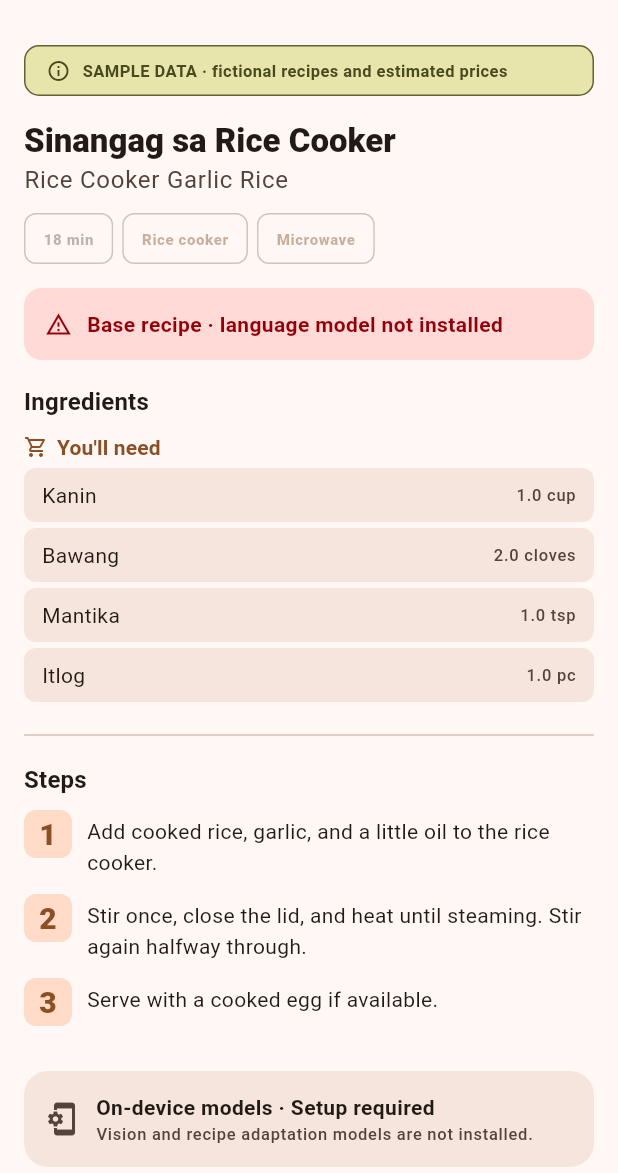
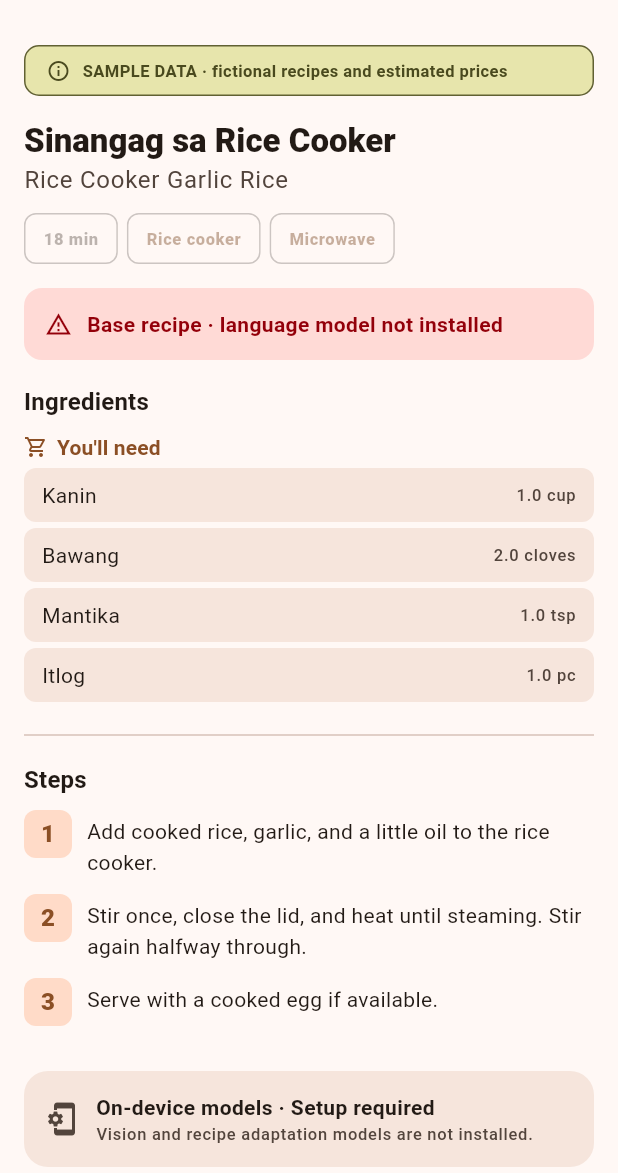
Before and after one commit to novadar-star/APPBUILDERS, a Flutter app: the ResultsScreen screen opened by its route, after a tap on "SAMPLE BASE RECIPE", on a phone screen of 412 x 824 dp, the part 63-1236 px from its top. Run offline on Flutter 3.47's test engine with Material 3 defaults, Android fonts, the phone set to English and light mode, and no system bars; our stand-ins replace camera, flutter_riverpod, go_router, image_picker, shared_preferences; accounts and stored records are empty.

Commit message:
fix: resolve all blocking UI review findings from ui-review.json

```diff
--- a/lib/features/detail/detail_screen.dart
+++ b/lib/features/detail/detail_screen.dart
@@ -777,8 +777,7 @@ class _StepRow extends StatelessWidget {
             child: Center(
               child: Text(
                 '$number',
-                style: theme.textTheme.displaySmall?.copyWith(
-                  fontSize: 20,
+                style: theme.textTheme.titleMedium?.copyWith(
                   color: colorScheme.primary,
                   fontWeight: FontWeight.w800,
                 ),
--- a/lib/features/results/results_screen.dart
+++ b/lib/features/results/results_screen.dart
@@ -158,6 +158,29 @@ class _SkeletonCardState extends State<_SkeletonCard>
                         borderRadius: BorderRadius.circular(4),
                       ),
                     ),
+                  ),
+                  const SizedBox(height: 12),
+                  // Chip row — two short skeleton chips
+                  Row(
+                    children: [
+                      Container(
+                        width: 60,
+                        height: 24,
+                        decoration: BoxDecoration(
+                          color: colorScheme.surfaceContainerHigh,
+                          borderRadius: BorderRadius.circular(8),
+                        ),
+                      ),
+                      const SizedBox(width: 6),
+                      Container(
+                        width: 80,
+                        height: 24,
+                        decoration: BoxDecoration(
+                          color: colorScheme.surfaceContainerHigh,
+                          borderRadius: BorderRadius.circular(8),
+                        ),
+                      ),
+                    ],
                   ),
                 ],
               ),
@@ -346,7 +369,6 @@ class _RecipeCard extends StatelessWidget {
                   style: theme.textTheme.titleLarge?.copyWith(
                     fontWeight: FontWeight.w800,
                     color: colorScheme.onSurface,
-                    fontSize: 22,
                   ),
                 ),
 
--- a/lib/shared/tag_chip.dart
+++ b/lib/shared/tag_chip.dart
@@ -23,8 +23,7 @@ class TagChip extends StatelessWidget {
       onPressed: null,
       label: Text(
         text,
-        style: TextStyle(
-          fontSize: 10,
+        style: (Theme.of(context).textTheme.labelSmall ?? const TextStyle()).copyWith(
           fontWeight: FontWeight.w800,
           letterSpacing: 0.4,
           color: fallbackTextColor,
```
Also changed, not shown: 1 other file.
